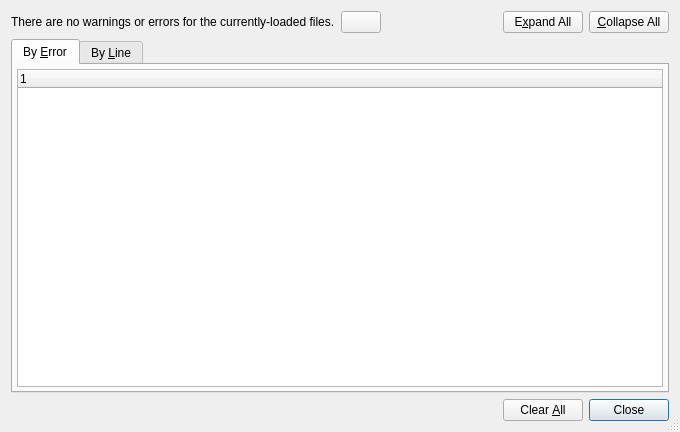
This is src/qt-widgets/ReadErrorAccumulationDialogUi.ui in GPlates/GPlates as Qt 5 draws it before an edit. The edited form follows.
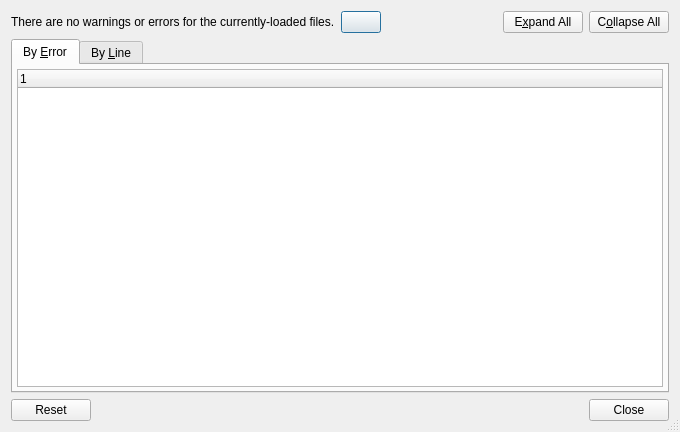
This is the edited form. Icons and pictures are not drawn.

Patch:
```diff
--- a/src/qt-widgets/ReadErrorAccumulationDialogUi.ui
+++ b/src/qt-widgets/ReadErrorAccumulationDialogUi.ui
@@ -65,9 +65,9 @@
       </widget>
      </item>
      <item>
-      <widget class="QPushButton" name="button_collapse_all" >
-       <property name="text" >
-        <string>&amp;Collapse All</string>
+      <widget class="QPushButton" name="button_collapse_all">
+       <property name="text">
+        <string>C&amp;ollapse All</string>
        </property>
       </widget>
      </item>
@@ -125,38 +125,11 @@
     </widget>
    </item>
    <item>
-    <layout class="QHBoxLayout" >
-     <item>
-      <spacer>
-       <property name="orientation" >
-        <enum>Qt::Horizontal</enum>
-       </property>
-       <property name="sizeHint" >
-        <size>
-         <width>40</width>
-         <height>20</height>
-        </size>
-       </property>
-      </spacer>
-     </item>
-     <item>
-      <widget class="QPushButton" name="button_clear" >
-       <property name="text" >
-        <string>Clear &amp;All</string>
-       </property>
-      </widget>
-     </item>
-     <item>
-      <widget class="QPushButton" name="button_ok" >
-       <property name="text" >
-        <string>Close</string>
-       </property>
-       <property name="default" >
-        <bool>true</bool>
-       </property>
-      </widget>
-     </item>
-    </layout>
+    <widget class="QDialogButtonBox" name="main_buttonbox">
+     <property name="standardButtons">
+      <set>QDialogButtonBox::Close|QDialogButtonBox::Reset</set>
+     </property>
+    </widget>
    </item>
   </layout>
  </widget>
```
Left out of the diff: 101 changed lines with no effect on the pictures.
